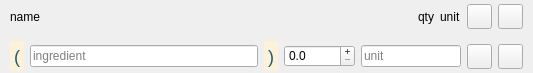
Before: the Qt Designer form UI/ingredient_item.ui in juvarlet/a_table, drawn with Qt 5.
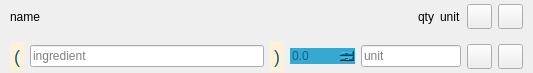
After: the same form once the commit is applied. Icons and pictures are not drawn.

```diff
--- a/UI/ingredient_item.ui
+++ b/UI/ingredient_item.ui
@@ -36,6 +36,19 @@
     color:#ffc05c;
     font: bold 20px;
 }
+QDoubleSpinBox {
+        background-color: #36a9d3;
+        color: #1a5d75;
+        border: none;
+    }
+    QDoubleSpinBox::up-button{
+        border:none;
+        image: url(file:///../UI/images/icon_up_arrow.png);
+    }
+    QDoubleSpinBox::down-button{
+        border:none;
+        image: url(file:///../UI/images/icon_down_arrow.png);
+    }
 /**/
 </string>
   </property>
```
